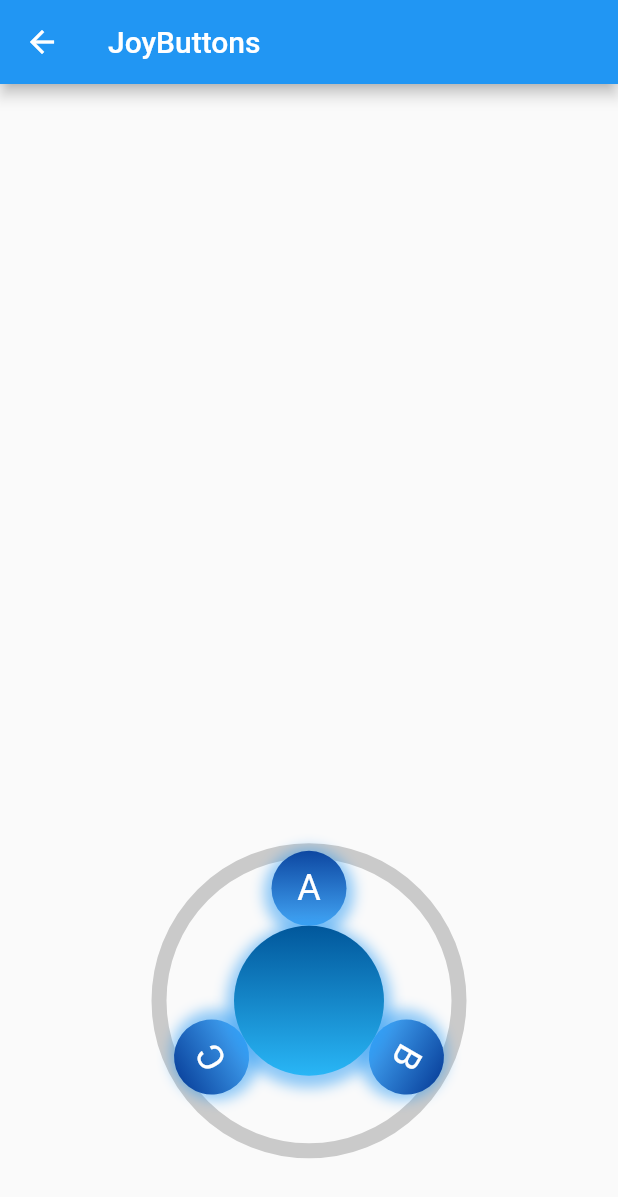
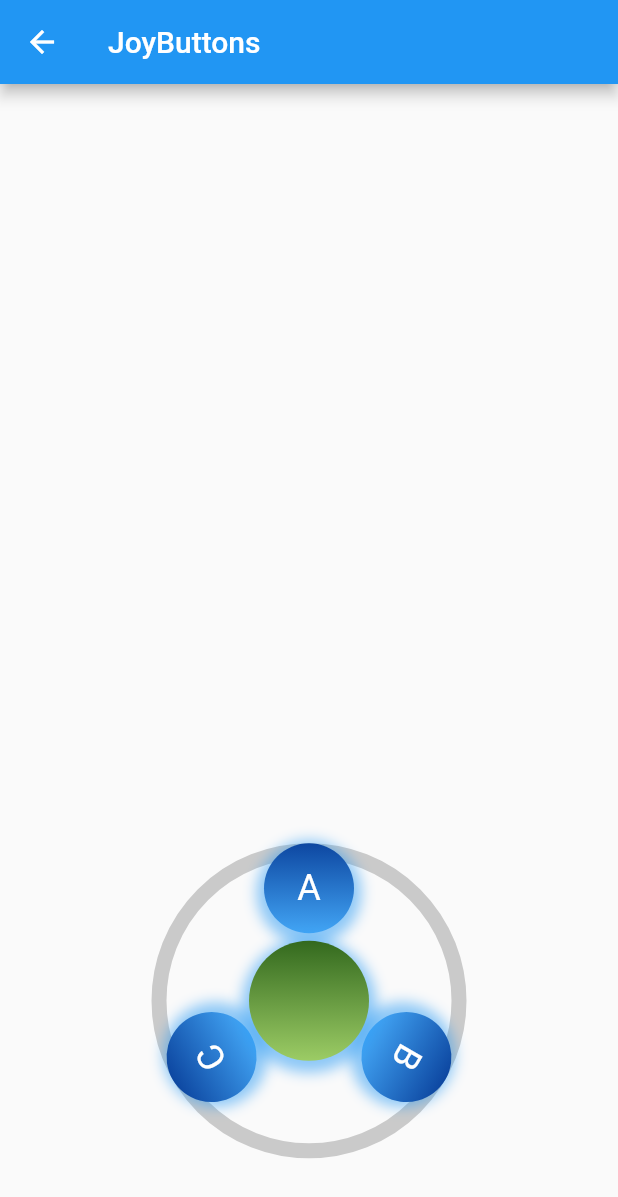
Before and after one commit to cybaker/flutter_joybuttons, a Flutter app: the JoyButtonsExample screen opened directly, on a phone screen of 412 x 824 dp. Shown: the top 1197 px of the screen. Run offline on Flutter 3.47's test engine with Material 2 defaults, Android fonts, the phone set to English and light mode, and no system bars.

Commit message:
Calculate all pressed buttons return as a list of indexes of allButtons

```diff
--- a/lib/flutter_joybuttons.dart
+++ b/lib/flutter_joybuttons.dart
@@ -1,6 +1,5 @@
 library flutter_joybuttons;
 
 export 'src/joybuttons.dart';
-export 'src/joybuttons_area.dart';
 export 'src/joybuttons_base.dart';
-export 'src/joybuttons_stick_offset_calculator.dart';
+export 'src/joybuttons_touch_offset_calculator.dart';
--- a/lib/src/joybuttons.dart
+++ b/lib/src/joybuttons.dart
@@ -1,11 +1,11 @@
 import 'dart:async';
 
 import 'package:flutter/material.dart';
-import 'package:flutter_joybuttons/src/joybuttons_widget.dart';
+import 'package:flutter_joybuttons/src/joybuttons_button.dart';
 
 import 'joybuttons_base.dart';
 import 'joybuttons_controller.dart';
-import 'joybuttons_stick_offset_calculator.dart';
+import 'joybuttons_touch_offset_calculator.dart';
 
 /// JoyButtons widget
 class JoyButtons extends StatefulWidget {
@@ -17,7 +17,13 @@ class JoyButtons extends StatefulWidget {
 
   /// Widgets shown within bounds of JoyButtons.
   /// If empty, one circle widget is added.
-  final List<JoyButtonsWidget> buttonWidgets;
+  final List<JoyButtonsButton> buttonWidgets;
+
+  /// All button (center button) scale from total Widget size. 1.0 is full size, 0.0 is zero size.
+  final double allButtonScale;
+
+  /// JoyButtons size, default 200, 200. Width and Height must be the same.
+  final Size size;
 
   /// Widget that renders joyButtons base, by default [JoyButtonsBase].
   final Widget base;
@@ -25,33 +31,35 @@ class JoyButtons extends StatefulWidget {
   /// Controller allows to control joyButtons events outside the widget.
   final JoyButtonsController? controller;
 
-  /// Calculate offset of the stick based on the stick drag start position and the current stick position.
-  final ButtonsOffsetCalculator stickOffsetCalculator;
+  /// Calculate offset of the touch from center based on the drag start position and the current position.
+  final TouchOffsetCalculator touchOffsetCalculator;
 
   /// Callback, which is called when the stick starts dragging.
   final Function? onStickDragStart;
 
   /// Callback, which is called when the stick released.
-  final Function? onStickDragEnd;
+  final Function? onTouchDragEnd;
 
   const JoyButtons({
     Key? key,
     required this.listener,
+    this.size = const Size(200, 200),
     this.period = const Duration(milliseconds: 100),
-    this.base = const JoyButtonsBase(),
+    this.base = const JoyButtonsBase(size: Size(200, 200),),
     this.buttonWidgets = const [
-      JoyButtonsWidget(),
-      JoyButtonsWidget(
+      JoyButtonsButton(),
+      JoyButtonsButton(
         title: Text("B", style: TextStyle(color: Colors.white, fontSize: 24)),
       ),
-      JoyButtonsWidget(
+      JoyButtonsButton(
         title: Text("C", style: TextStyle(color: Colors.white, fontSize: 24)),
       ),
     ],
-    this.stickOffsetCalculator = const CircleStickOffsetCalculator(),
+    this.allButtonScale = 0.4,
+    this.touchOffsetCalculator = const CircleStickOffsetCalculator(),
     this.controller,
     this.onStickDragStart,
-    this.onStickDragEnd,
+    this.onTouchDragEnd,
   }) : super(key: key);
 
   @override
@@ -61,25 +69,27 @@ class JoyButtons extends StatefulWidget {
 class _JoyButtonsState extends State<JoyButtons> {
   final GlobalKey _baseKey = GlobalKey();
 
-  Offset _stickOffset = Offset.zero;
+  Offset _touchOffset = Offset.zero;
+  late Offset _center;
   Timer? _callbackTimer;
-  Offset _startDragStickPosition = Offset.zero;
   List<int> _pressed = [];
 
   @override
   void initState() {
     super.initState();
-    widget.controller?.onStickDragStart = (globalPosition) => _stickDragStart(globalPosition);
-    widget.controller?.onStickDragUpdate = (globalPosition) => _stickDragUpdate(globalPosition);
-    widget.controller?.onStickDragEnd = () => _stickDragEnd();
+    widget.controller?.onStickDragStart = (globalPosition) => _dragStart(globalPosition);
+    widget.controller?.onStickDragUpdate = (globalPosition) => _dragUpdate(globalPosition);
+    widget.controller?.onStickDragEnd = () => _dragEnd();
+
+    _center = Offset(widget.size.width/2, widget.size.height/2);
   }
 
   @override
   Widget build(BuildContext context) {
     return GestureDetector(
-      onPanStart: (point) => _stickDragStart(point.globalPosition),
-      onPanUpdate: (point) => _stickDragUpdate(point.globalPosition),
-      onPanEnd: (point) => _stickDragEnd(),
+      onPanStart: (point) => _dragStart(point.localPosition),
+      onPanUpdate: (point) => _dragUpdate(point.localPosition),
+      onPanEnd: (point) => _dragEnd(),
       child: Stack(
         alignment: Alignment.center,
         children: [
@@ -96,8 +106,8 @@ class _JoyButtonsState extends State<JoyButtons> {
 
   Container allWidget() {
     return Container(
-      width: 100,
-      height: 100,
+      width: widget.size.width * widget.allButtonScale,
+      height: widget.size.height * widget.allButtonScale,
       decoration: BoxDecoration(
         shape: BoxShape.circle,
         boxShadow: [
@@ -112,15 +122,15 @@ class _JoyButtonsState extends State<JoyButtons> {
           begin: Alignment.topCenter,
           end: Alignment.bottomCenter,
           colors: [
-            Colors.lightBlue.shade900,
-            Colors.lightBlue.shade400,
+            Colors.lightGreen.shade900,
+            Colors.lightGreen.shade400,
           ],
         ),
       ),
     );
   }
 
-  Widget getButtons(List<JoyButtonsWidget> buttonWidgets) {
+  Widget getButtons(List<JoyButtonsButton> buttonWidgets) {
     var divAngle = 2 * 3.1415926 / buttonWidgets.length;
 
     List<Widget> widgets = [
@@ -137,54 +147,49 @@ class _JoyButtonsState extends State<JoyButtons> {
     return Stack(children: widgets);
   }
 
-  void _stickDragStart(Offset globalPosition) {
+  void _dragStart(Offset globalPosition) {
     _runCallback();
-    _startDragStickPosition = globalPosition;
     widget.onStickDragStart?.call();
   }
 
-  void _stickDragUpdate(Offset globalPosition) {
-    final baseRenderBox = _baseKey.currentContext!.findRenderObject()! as RenderBox;
-
-    final stickOffset = widget.stickOffsetCalculator.calculate(
-      startDragStickPosition: _startDragStickPosition,
-      currentDragStickPosition: globalPosition,
-      baseSize: baseRenderBox.size,
-    );
-
-    _pressed = _calculatePressedButtons(stickOffset);
+  void _dragUpdate(Offset touchPosition) {
+    var offsetFromCenter = touchPosition - _center;
+    debugPrint("Touch offset local $offsetFromCenter");
+    _pressed = _calculatePressedButtons(offsetFromCenter);
 
     setState(() {
-      _stickOffset = stickOffset;
+      _touchOffset = offsetFromCenter;
     });
   }
 
-  void _stickDragEnd() {
+  void _dragEnd() {
     setState(() {
-      _stickOffset = Offset.zero;
+      _touchOffset = Offset.zero;
     });
 
     _callbackTimer?.cancel();
     //send zero offset when the stick is released
-    widget.listener(TouchDragDetails(_stickOffset.dx, _stickOffset.dy, _pressed));
-    _startDragStickPosition = Offset.zero;
-    widget.onStickDragEnd?.call();
+    widget.listener(TouchDragDetails(_touchOffset.dx, _touchOffset.dy, _pressed));
+    widget.onTouchDragEnd?.call();
   }
 
   void _runCallback() {
     _callbackTimer = Timer.periodic(widget.period, (timer) {
-      widget.listener(TouchDragDetails(_stickOffset.dx, _stickOffset.dy, _pressed));
+      widget.listener(TouchDragDetails(_touchOffset.dx, _touchOffset.dy, _pressed));
     });
   }
 
-  List<int> _calculatePressedButtons(Offset stickOffset) {
+  List<int> _calculatePressedButtons(Offset touchOffset) {
     List<int> pressed = [];
 
-    debugPrint("Distance is ${_stickOffset.distance}");
-    if (stickOffset.distance < 0.5)
-      pressed = [1, 2, 3];
-    else
+    debugPrint("Distance is ${touchOffset.distance}");
+    if (touchOffset.distance < widget.allButtonScale * widget.size.width/2) {
+      // All buttons are pressed in the middle
+      pressed = List.generate(widget.buttonWidgets.length, (index) => index);
+    } else {
       pressed = [3];
+      // TODO calculate which button(s) are tapped
+    }
 
     return pressed;
   }
--- a/lib/src/joybuttons_widget.dart
+++ b/lib/src/joybuttons_button.dart
@@ -1,18 +1,18 @@
 import 'package:flutter/material.dart';
 
-class JoyButtonsWidget extends StatelessWidget {
+class JoyButtonsButton extends StatelessWidget {
   final Text title;
 
   final MaterialColor widgetColor;
 
-  const JoyButtonsWidget({Key? key, this.title = const Text("A", style: TextStyle(color: Colors.white, fontSize: 24),), this.widgetColor = Colors.blue}) : super(key: key);
+  const JoyButtonsButton({Key? key, this.title = const Text("A", style: TextStyle(color: Colors.white, fontSize: 24),), this.widgetColor = Colors.blue}) : super(key: key);
 
   @override
   Widget build(BuildContext context) {
     return Stack(alignment: Alignment.center, children: [
       Container(
-        width: 50,
-        height: 50,
+        width: 60,
+        height: 60,
         decoration: BoxDecoration(
           shape: BoxShape.circle,
           boxShadow: [
--- a/lib/src/joybuttons_stick_offset_calculator.dart
+++ b/lib/src/joybuttons_touch_offset_calculator.dart
@@ -1,9 +1,7 @@
 import 'dart:math';
 import 'dart:ui';
 
-import 'joybuttons.dart';
-
-abstract class ButtonsOffsetCalculator {
+abstract class TouchOffsetCalculator {
   Offset calculate({
     required Offset startDragStickPosition,
     required Offset currentDragStickPosition,
@@ -11,7 +9,7 @@ abstract class ButtonsOffsetCalculator {
   });
 }
 
-class CircleStickOffsetCalculator implements ButtonsOffsetCalculator {
+class CircleStickOffsetCalculator implements TouchOffsetCalculator {
   const CircleStickOffsetCalculator();
 
   @override
@@ -39,7 +37,7 @@ class CircleStickOffsetCalculator implements ButtonsOffsetCalculator {
   }
 }
 
-class RectangleStickOffsetCalculator implements ButtonsOffsetCalculator {
+class RectangleStickOffsetCalculator implements TouchOffsetCalculator {
   const RectangleStickOffsetCalculator();
 
   @override
@@ -58,12 +56,8 @@ class RectangleStickOffsetCalculator implements ButtonsOffsetCalculator {
   }
 
   double _normalizeOffset(double point) {
-    if (point > 1) {
-      return 1;
-    }
-    if (point < -1) {
-      return -1;
-    }
+    if (point > 1) { return 1; }
+    if (point < -1) { return -1; }
     return point;
   }
 }
```
Also changed, not shown: example/lib/main.dart (+0 -56 lines), lib/src/joybuttons_area.dart (deleted, +0 -135 lines).
